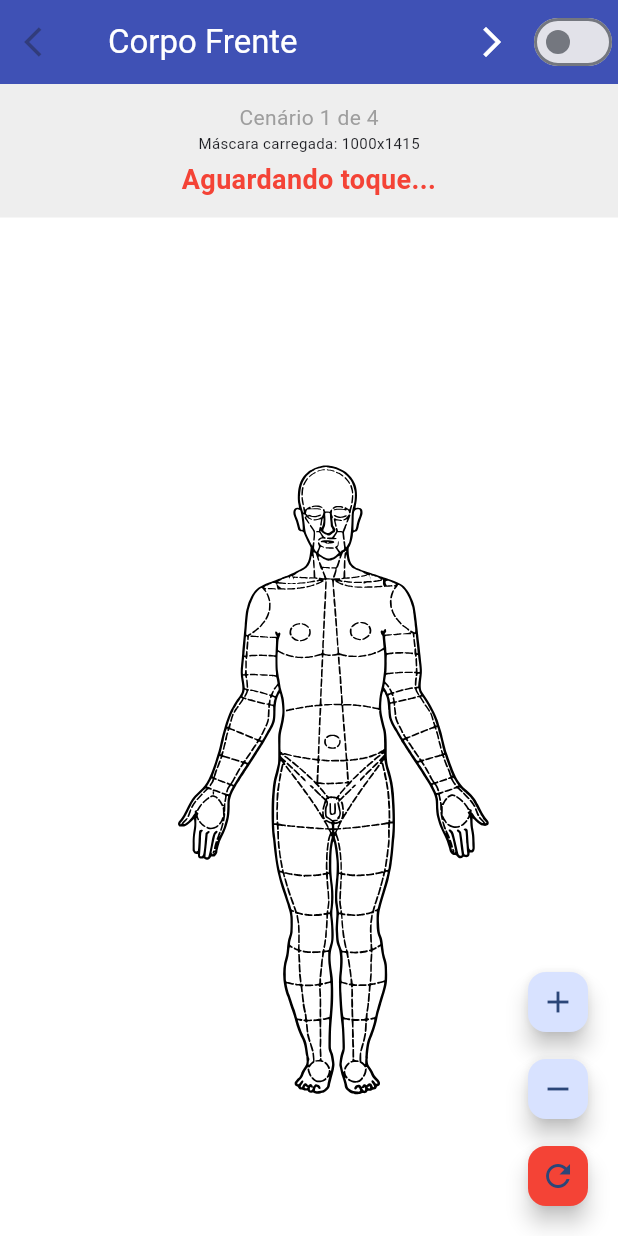
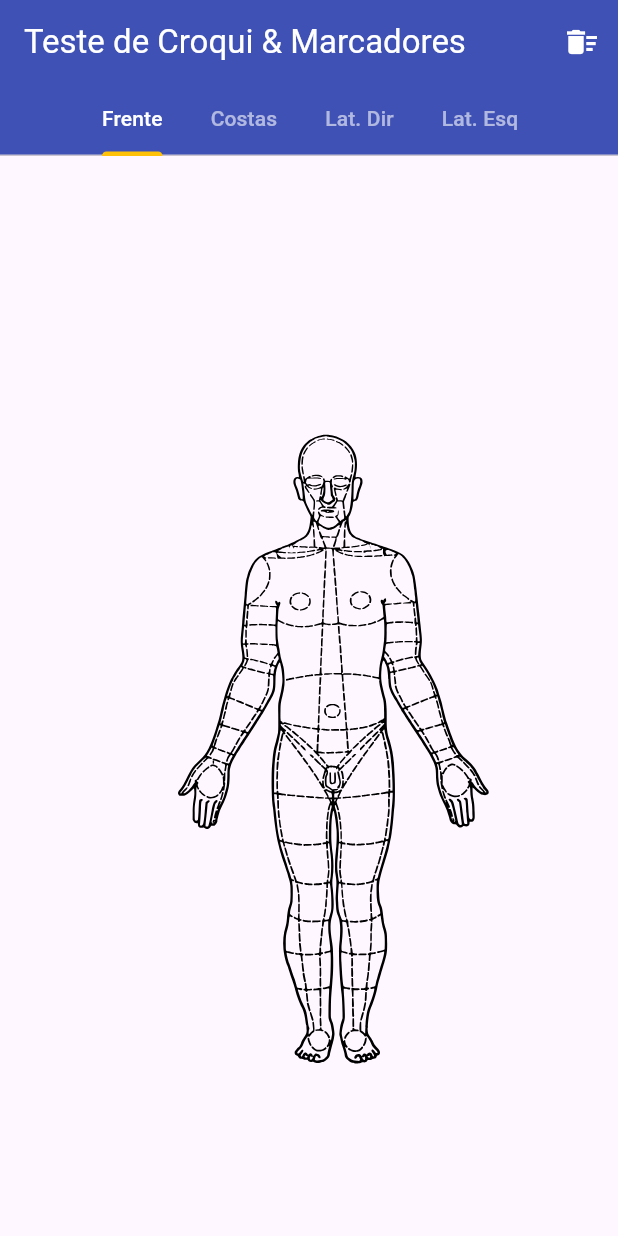
Before and after one commit to lexlemos/croqui_forense_mvp, a Flutter app: the screen it shows after launch, on a phone screen of 412 x 824 dp. Run offline on Flutter 3.47's test engine with Material 3 defaults, Android fonts, the light colour scheme and no system bars; our stand-ins replace flutter_secure_storage, flutter_svg, sqflite_common, sqflite_sqlcipher; missing offline and left inert: pointycastle; accounts and stored records are empty.

Commit message:
feat: adicionando pins ao toque e garantindo que o toque seja exato

```diff
--- /dev/null
+++ b/lib/components/croqui/croqui_viewer.dart
@@ -0,0 +1,179 @@
+import 'dart:typed_data';
+import 'package:flutter/material.dart';
+import 'package:flutter/services.dart';
+import 'package:flutter_svg/flutter_svg.dart';
+import 'package:image/image.dart' as img;
+import '../../data/models/injury_marker_model.dart';
+
+typedef OnBodyPartSelected = void Function(
+  String bodyPartId,
+  String bodyPartName,
+  double xPercent,
+  double yPercent
+);
+
+class CroquiViewer extends StatefulWidget {
+  final String svgPath;
+  final String maskPath;
+  final Map<int, String> colorToIdMap;
+  final Map<String, dynamic> idToDefMap;
+  final List<InjuryMarker> markers;
+  final OnBodyPartSelected onPartTap;
+
+  const CroquiViewer({
+    super.key,
+    required this.svgPath,
+    required this.maskPath,
+    required this.colorToIdMap,
+    required this.idToDefMap,
+    required this.markers,
+    required this.onPartTap,
+  });
+
+  @override
+  State<CroquiViewer> createState() => _CroquiViewerState();
+}
+
+class _CroquiViewerState extends State<CroquiViewer> {
+  img.Image? _maskImage;
+  bool _isLoading = true;
+  String? _errorMessage;
+
+  // Chave global para pegar o tamanho exato da imagem renderizada na tela
+  final GlobalKey _imageKey = GlobalKey();
+
+  @override
+  void initState() {
+    super.initState();
+    _loadMask();
+  }
+
+  @override
+  void didUpdateWidget(covariant CroquiViewer oldWidget) {
+    super.didUpdateWidget(oldWidget);
+    if (oldWidget.maskPath != widget.maskPath) {
+      _loadMask();
+    }
+  }
+
+  Future<void> _loadMask() async {
+    setState(() {
+      _isLoading = true;
+      _errorMessage = null;
+    });
+
+    try {
+      final ByteData data = await rootBundle.load(widget.maskPath);
+      final Uint8List bytes = data.buffer.asUint8List();
+      _maskImage = img.decodeImage(bytes);
+
+      if (_maskImage == null) throw Exception("Falha ao decodificar imagem");
+
+    } catch (e) {
+      debugPrint("Erro ao carregar máscara: $e");
+      setState(() => _errorMessage = e.toString());
+    } finally {
+      if (mounted) setState(() => _isLoading = false);
+    }
+  }
+
+  void _handleTap(TapUpDetails details) {
+    if (_maskImage == null) return;
+
+    // 1. Busca o tamanho EXATO que a imagem está ocupando na tela agora
+    final RenderBox? box = _imageKey.currentContext?.findRenderObject() as RenderBox?;
+    if (box == null) return;
+
+    final Size widgetSize = box.size;
+    final Offset localPos = box.globalToLocal(details.globalPosition);
+
+    // 2. Cálculo da porcentagem (0.0 a 1.0)
+    double xPercent = localPos.dx / widgetSize.width;
+    double yPercent = localPos.dy / widgetSize.height;
+
+    // 3. Mapeia para o pixel da imagem original (Máscara PNG)
+    final int imgX = (xPercent * _maskImage!.width).floor();
+    final int imgY = (yPercent * _maskImage!.height).floor();
+
+    // Proteção de limites
+    if (imgX < 0 || imgX >= _maskImage!.width || imgY < 0 || imgY >= _maskImage!.height) return;
+
+    final pixel = _maskImage!.getPixel(imgX, imgY);
+    int colorInt = (0xFF << 24) | (pixel.r.toInt() << 16) | (pixel.g.toInt() << 8) | pixel.b.toInt();
+
+    final String? foundId = widget.colorToIdMap[colorInt];
+
+    if (foundId != null) {
+      final def = widget.idToDefMap[foundId];
+      widget.onPartTap(foundId, def?.name ?? "Desconhecido", xPercent, yPercent);
+    }
+  }
+
+@override
+  Widget build(BuildContext context) {
+    if (_isLoading) return const Center(child: CircularProgressIndicator());
+    if (_errorMessage != null) return Center(child: Text("Erro: $_errorMessage", style: const TextStyle(color: Colors.red)));
+    if (_maskImage == null) return const SizedBox();
+
+    return Center(
+      child: InteractiveViewer(
+        minScale: 0.5,
+        maxScale: 5.0,
+        boundaryMargin: const EdgeInsets.all(double.infinity),
+        child: Center(
+          // FittedBox garante que não há espaço extra invisível
+          child: FittedBox(
+            fit: BoxFit.contain,
+            child: SizedBox(
+              width: _maskImage!.width.toDouble(),
+              height: _maskImage!.height.toDouble(),
+              child: Stack(
+                key: _imageKey, // A chave mágica para o cálculo de posição
+                children: [
+                  // CAMADA 1: O SVG (Agora sem borda vermelha)
+                  Positioned.fill(
+                    child: SvgPicture.asset(
+                      widget.svgPath,
+                      fit: BoxFit.fill,
+                    ),
+                  ),
+
+                  // CAMADA 2: O Detector de Toque
+                  Positioned.fill(
+                    child: GestureDetector(
+                      behavior: HitTestBehavior.translucent,
+                      onTapUp: _handleTap,
+                    ),
+                  ),
+
+                  // CAMADA 3: Os Marcadores
+                  ...widget.markers.map((marker) {
+
+                    double left = marker.xPercent * _maskImage!.width;
+                    double top = marker.yPercent * _maskImage!.height;
+                    const double iconSize = 40.0; // Tamanho do ícone
+
+                    return Positioned(
+                      left: left - (iconSize / 2), // Centraliza X
+                      top: top - iconSize,         // Ponta no Y
+
+                      child: const Icon(
+                        Icons.location_on,
+                        // Se quiser mudar a cor do PINO, altere aqui:
+                        color: Colors.red,
+                        size: iconSize,
+                        shadows: [
+                          Shadow(blurRadius: 4, color: Colors.black54, offset: Offset(2, 2))
+                        ],
+                      ),
+                    );
+                  }),
+                ],
+              ),
+            ),
+          ),
+        ),
+      ),
+    );
+  }
+}
--- /dev/null
+++ b/lib/data/models/injury_marker_model.dart
@@ -0,0 +1,47 @@
+class InjuryMarker {
+  final String id;
+  final String caseId;
+  final String croquiType;
+  final String bodyPartId;
+  final double xPercent;
+  final double yPercent;
+  final String? description;
+  final String? photoPath;
+
+  InjuryMarker({
+    required this.id,
+    required this.caseId,
+    required this.croquiType,
+    required this.bodyPartId,
+    required this.xPercent,
+    required this.yPercent,
+    this.description,
+    this.photoPath,
+  });
+
+  Map<String, dynamic> toMap() {
+    return {
+      'id': id,
+      'case_id': caseId,
+      'croqui_type': croquiType,
+      'body_part_id': bodyPartId,
+      'x_percent': xPercent,
+      'y_percent': yPercent,
+      'description': description,
+      'photo_path': photoPath,
+    };
+  }
+
+  factory InjuryMarker.fromMap(Map<String, dynamic> map) {
+    return InjuryMarker(
+      id: map['id'],
+      caseId: map['case_id'],
+      croquiType: map['croqui_type'],
+      bodyPartId: map['body_part_id'],
+      xPercent: map['x_percent'],
+      yPercent: map['y_percent'],
+      description: map['description'],
+      photoPath: map['photo_path'],
+    );
+  }
+}
--- a/lib/main.dart
+++ b/lib/main.dart
@@ -19,6 +19,7 @@ import 'package:croqui_forense_mvp/presentation/providers/user_management_provid
 import 'package:croqui_forense_mvp/presentation/pages/login_page.dart';
 import 'package:croqui_forense_mvp/presentation/pages/home_page.dart';
 import 'package:croqui_forense_mvp/presentation/pages/force_change_pin_page.dart';
+import 'package:croqui_forense_mvp/pages/croqui_test_page.dart';
 
 import 'package:croqui_forense_mvp/debug_body_test.dart'; // Apenas para debug
 
@@ -37,7 +38,9 @@ void main() async {
     print("❌ Erro fatal ao abrir banco: $e");
   }
 
-  runApp(const AppRoot());
+ runApp(const MaterialApp(
+    home: CroquiTestPage(),
+  ));
 }
 
 class AppRoot extends StatelessWidget {
--- /dev/null
+++ b/lib/pages/croqui_test_page.dart
@@ -0,0 +1,134 @@
+import 'package:flutter/material.dart';
+import 'package:uuid/uuid.dart';
+
+// --- IMPORTS DOS COMPONENTES (Usando package para evitar erros) ---
+import 'package:croqui_forense_mvp/components/croqui/croqui_viewer.dart';
+import 'package:croqui_forense_mvp/data/models/injury_marker_model.dart';
+
+// --- IMPORTS DOS DADOS (CONSTANTES) ---
+import 'package:croqui_forense_mvp/core/constants/front_body_data.dart';
+import 'package:croqui_forense_mvp/core/constants/back_body_data.dart';
+import 'package:croqui_forense_mvp/core/constants/lateral_right_data.dart';
+import 'package:croqui_forense_mvp/core/constants/lateral_left_data.dart';
+
+class CroquiTestPage extends StatefulWidget {
+  const CroquiTestPage({super.key});
+
+  @override
+  State<CroquiTestPage> createState() => _CroquiTestPageState();
+}
+
+class _CroquiTestPageState extends State<CroquiTestPage> {
+  // Lista central de marcações (lesões)
+  List<InjuryMarker> _markers = [];
+  final Uuid _uuid = const Uuid();
+
+  // Função chamada quando o CroquiViewer detecta um clique válido
+  void _addMarker(String croquiType, String partId, String partName, double x, double y) {
+
+    // Cria o novo marcador
+    final newMarker = InjuryMarker(
+      id: _uuid.v4(),
+      caseId: 'caso_teste_123',
+      croquiType: croquiType,
+      bodyPartId: partId,
+      xPercent: x,
+      yPercent: y,
+      description: 'Lesão em $partName',
+    );
+
+    setState(() {
+      _markers.add(newMarker);
+    });
+
+    // Feedback visual
+    ScaffoldMessenger.of(context).showSnackBar(
+      SnackBar(
+        content: Text("Adicionado: $partName"),
+        duration: const Duration(milliseconds: 500),
+        backgroundColor: Colors.green[700],
+      ),
+    );
+  }
+
+  void _clearMarkers() {
+    setState(() => _markers = []);
+  }
+
+  @override
+  Widget build(BuildContext context) {
+    return DefaultTabController(
+      length: 4, // Frente, Costas, Lat Dir, Lat Esq
+      child: Scaffold(
+        appBar: AppBar(
+          title: const Text("Teste de Croqui & Marcadores"),
+          backgroundColor: Colors.indigo,
+          foregroundColor: Colors.white,
+          actions: [
+            IconButton(
+              icon: const Icon(Icons.delete_sweep),
+              onPressed: _clearMarkers,
+              tooltip: "Limpar todos os pinos",
+            )
+          ],
+          bottom: const TabBar(
+            isScrollable: true,
+            labelColor: Colors.white,
+            unselectedLabelColor: Colors.white60,
+            indicatorColor: Colors.amber,
+            tabs: [
+              Tab(text: "Frente"),
+              Tab(text: "Costas"),
+              Tab(text: "Lat. Dir"),
+              Tab(text: "Lat. Esq"),
+            ],
+          ),
+        ),
+        body: TabBarView(
+          physics: const NeverScrollableScrollPhysics(), // Evita swipe acidental ao dar zoom
+          children: [
+            // --- ABA 1: FRENTE ---
+            CroquiViewer(
+              svgPath: 'assets/images/croqui-frente.svg',
+              maskPath: 'assets/images/croqui-frente-mask.png',
+              colorToIdMap: kColorToIdFrontMap,
+              idToDefMap: kIdToDefinitionFrontMap,
+              markers: _markers.where((m) => m.croquiType == 'frente').toList(),
+              onPartTap: (id, name, x, y) => _addMarker('frente', id, name, x, y),
+            ),
+
+            // --- ABA 2: COSTAS ---
+            CroquiViewer(
+              svgPath: 'assets/images/croqui-costas.svg',
+              maskPath: 'assets/images/croqui-costas-mask.png',
+              colorToIdMap: kColorToIdBackMap,
+              idToDefMap: kIdToDefinitionBackMap,
+              markers: _markers.where((m) => m.croquiType == 'costas').toList(),
+              onPartTap: (id, name, x, y) => _addMarker('costas', id, name, x, y),
+            ),
+
+            // --- ABA 3: LATERAL DIREITA ---
+            CroquiViewer(
+              svgPath: 'assets/images/croqui-rosto-direito.svg',
+              maskPath: 'assets/images/croqui-rosto-direito-mask.png',
+              colorToIdMap: kColorToIdLateralRightMap,
+              idToDefMap: kIdToDefinitionLateralRightMap,
+              markers: _markers.where((m) => m.croquiType == 'lateral_dir').toList(),
+              onPartTap: (id, name, x, y) => _addMarker('lateral_dir', id, name, x, y),
+            ),
+
+            // --- ABA 4: LATERAL ESQUERDA (Usando rosto-frente conforme seu código) ---
+            CroquiViewer(
+              svgPath: 'assets/images/croqui-rosto-frente.svg',
+              maskPath: 'assets/images/croqui-rosto-frente-mask.png',
+              colorToIdMap: kColorToIdLateralLeftMap,
+              idToDefMap: kIdToDefinitionLateralLeftMap,
+              markers: _markers.where((m) => m.croquiType == 'lateral_esq').toList(),
+              onPartTap: (id, name, x, y) => _addMarker('lateral_esq', id, name, x, y),
+            ),
+          ],
+        ),
+      ),
+    );
+  }
+}
```
